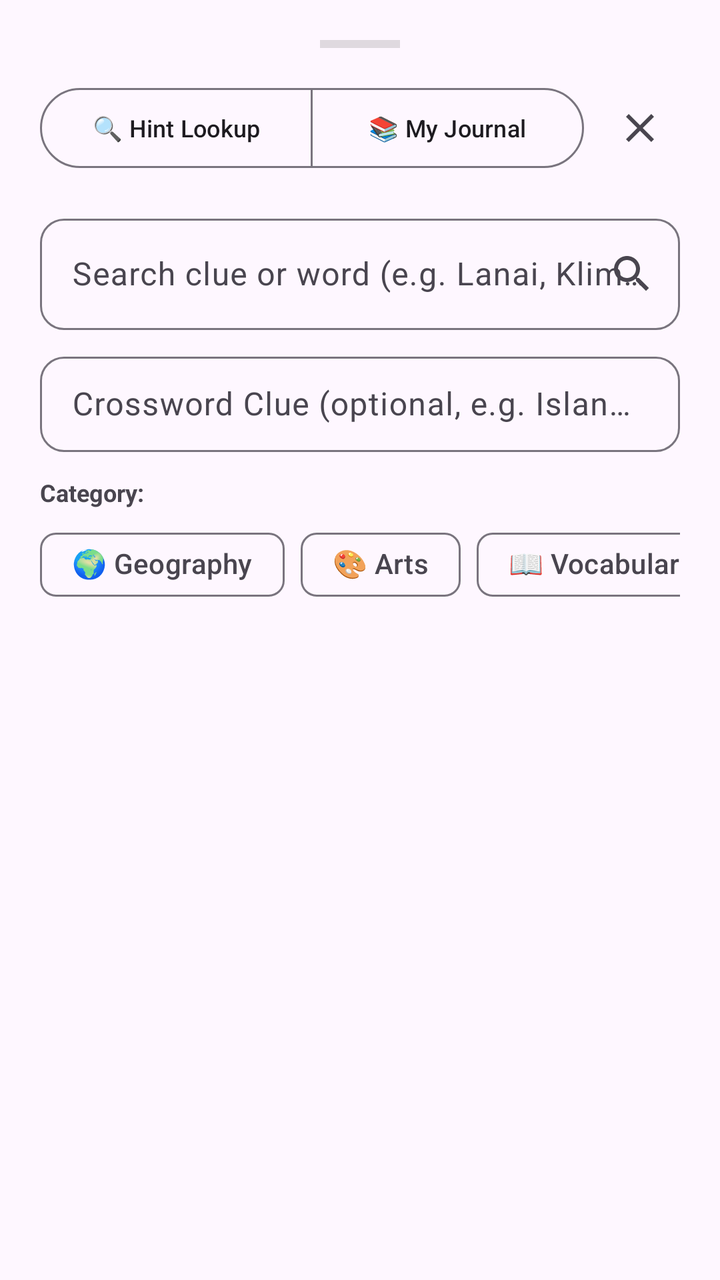
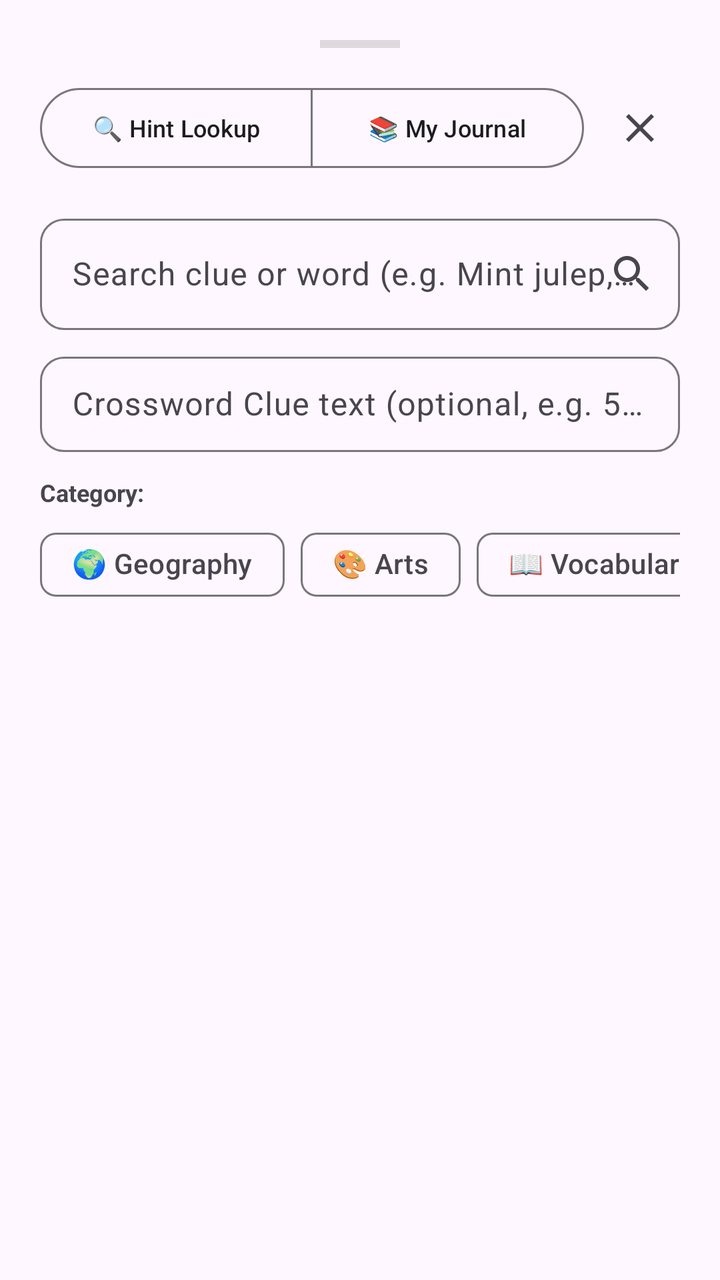

The first picture is an Android layout as it rendered before a commit; the second is the same layout after the commit. The layout source and the unified diff follow.
<!-- AndroidManifest.xml: application theme Theme.CrossWithFriends -->
<!-- res/layout/layout_hint_sheet.xml -->
<?xml version="1.0" encoding="utf-8"?>
<androidx.core.widget.NestedScrollView
    xmlns:android="http://schemas.android.com/apk/res/android"
    xmlns:app="http://schemas.android.com/apk/res-auto"
    android:layout_width="match_parent"
    android:layout_height="wrap_content"
    android:background="?android:attr/colorBackground"
    android:paddingBottom="32dp">

    <LinearLayout
        android:layout_width="match_parent"
        android:layout_height="wrap_content"
        android:orientation="vertical"
        android:padding="20dp">

        
        <View
            android:layout_width="40dp"
            android:layout_height="4dp"
            android:layout_gravity="center_horizontal"
            android:layout_marginBottom="16dp"
            android:background="#40808080" />

        
        <LinearLayout
            android:layout_width="match_parent"
            android:layout_height="wrap_content"
            android:orientation="horizontal"
            android:gravity="center_vertical">

            <com.google.android.material.button.MaterialButtonToggleGroup
                android:id="@+id/toggleTabs"
                android:layout_width="0dp"
                android:layout_height="wrap_content"
                android:layout_weight="1"
                app:singleSelection="true"
                app:selectionRequired="true">

                <com.google.android.material.button.MaterialButton
                    android:id="@+id/btnTabLookup"
                    style="?attr/materialButtonOutlinedStyle"
                    android:layout_width="0dp"
                    android:layout_height="wrap_content"
                    android:layout_weight="1"
                    android:text="🔍 Hint Lookup"
                    android:textSize="12sp" />

                <com.google.android.material.button.MaterialButton
                    android:id="@+id/btnTabJournal"
                    style="?attr/materialButtonOutlinedStyle"
                    android:layout_width="0dp"
                    android:layout_height="wrap_content"
                    android:layout_weight="1"
                    android:text="📚 My Journal"
                    android:textSize="12sp" />

            </com.google.android.material.button.MaterialButtonToggleGroup>

            <ImageButton
                android:id="@+id/btnCloseSheet"
                android:layout_width="40dp"
                android:layout_height="40dp"
                android:layout_marginStart="8dp"
                android:background="?attr/selectableItemBackgroundBorderless"
                android:contentDescription="Close"
                android:src="@drawable/ic_close" />

        </LinearLayout>

        
        <LinearLayout
            android:id="@+id/viewLookup"
            android:layout_width="match_parent"
            android:layout_height="wrap_content"
            android:orientation="vertical"
            android:layout_marginTop="16dp">

            
            <com.google.android.material.textfield.TextInputLayout
                android:id="@+id/tilQuery"
                style="@style/Widget.Material3.TextInputLayout.OutlinedBox"
                android:layout_width="match_parent"
                android:layout_height="wrap_content"
                android:hint="Search clue or word (e.g. Lanai, Klimt, Udon)..."
                app:endIconMode="custom"
                app:endIconDrawable="@drawable/ic_search"
                app:boxCornerRadiusTopStart="12dp"
                app:boxCornerRadiusTopEnd="12dp"
                app:boxCornerRadiusBottomStart="12dp"
                app:boxCornerRadiusBottomEnd="12dp">

                <com.google.android.material.textfield.TextInputEditText
                    android:id="@+id/etQuery"
                    android:layout_width="match_parent"
                    android:layout_height="wrap_content"
                    android:imeOptions="actionSearch"
                    android:inputType="textCapWords"
                    android:maxLines="1" />

            </com.google.android.material.textfield.TextInputLayout>

            
            <com.google.android.material.textfield.TextInputLayout
                style="@style/Widget.Material3.TextInputLayout.OutlinedBox.Dense"
                android:layout_width="match_parent"
                android:layout_height="wrap_content"
                android:layout_marginTop="8dp"
                android:hint="Crossword Clue (optional, e.g. Island west of Maui)"
                app:boxCornerRadiusTopStart="12dp"
                app:boxCornerRadiusTopEnd="12dp"
                app:boxCornerRadiusBottomStart="12dp"
                app:boxCornerRadiusBottomEnd="12dp">

                <com.google.android.material.textfield.TextInputEditText
                    android:id="@+id/etClue"
                    android:layout_width="match_parent"
                    android:layout_height="wrap_content"
                    android:inputType="textCapSentences"
                    android:maxLines="2" />

            </com.google.android.material.textfield.TextInputLayout>

            
            <TextView
                android:layout_width="wrap_content"
                android:layout_height="wrap_content"
                android:layout_marginTop="12dp"
                android:text="Category:"
                android:textSize="12sp"
                android:textStyle="bold"
                android:textColor="?android:attr/textColorSecondary" />

            <HorizontalScrollView
                android:layout_width="match_parent"
                android:layout_height="wrap_content"
                android:scrollbars="none"
                android:layout_marginTop="4dp">

                <com.google.android.material.chip.ChipGroup
                    android:id="@+id/chipGroupCategory"
                    android:layout_width="wrap_content"
                    android:layout_height="wrap_content"
                    app:singleSelection="true">

                    <com.google.android.material.chip.Chip
                        android:id="@+id/chipGeo"
                        style="@style/Widget.Material3.Chip.Filter"
                        android:layout_width="wrap_content"
                        android:layout_height="wrap_content"
                        android:text="🌍 Geography" />

                    <com.google.android.material.chip.Chip
                        android:id="@+id/chipArts"
                        style="@style/Widget.Material3.Chip.Filter"
                        android:layout_width="wrap_content"
                        android:layout_height="wrap_content"
                        android:text="🎨 Arts" />

                    <com.google.android.material.chip.Chip
                        android:id="@+id/chipVocab"
                        style="@style/Widget.Material3.Chip.Filter"
                        android:layout_width="wrap_content"
                        android:layout_height="wrap_content"
                        android:text="📖 Vocabulary" />

                    <com.google.android.material.chip.Chip
                        android:id="@+id/chipFood"
                        style="@style/Widget.Material3.Chip.Filter"
                        android:layout_width="wrap_content"
                        android:layout_height="wrap_content"
                        android:text="🍜 Food &amp; Drink" />

                    <com.google.android.material.chip.Chip
                        android:id="@+id/chipScience"
                        style="@style/Widget.Material3.Chip.Filter"
                        android:layout_width="wrap_content"
                        android:layout_height="wrap_content"
                        android:text="🧪 Science" />

                </com.google.android.material.chip.ChipGroup>
            </HorizontalScrollView>

            
            <ProgressBar
                android:id="@+id/progressLookup"
                android:layout_width="32dp"
                android:layout_height="32dp"
                android:layout_gravity="center_horizontal"
                android:layout_marginTop="16dp"
                android:visibility="gone" />

            
            <com.google.android.material.card.MaterialCardView
                android:id="@+id/cardResult"
                android:layout_width="match_parent"
                android:layout_height="wrap_content"
                android:layout_marginTop="14dp"
                android:visibility="gone"
                app:cardCornerRadius="14dp"
                app:cardElevation="3dp"
                app:strokeWidth="1dp"
                app:strokeColor="#20000000">

                <LinearLayout
                    android:layout_width="match_parent"
                    android:layout_height="wrap_content"
                    android:orientation="vertical"
                    android:padding="16dp">

                    <TextView
                        android:id="@+id/tvResultCategory"
                        android:layout_width="wrap_content"
                        android:layout_height="wrap_content"
                        android:text="🌍 Geography &amp; Places"
                        android:textSize="12sp"
                        android:textStyle="bold"
                        android:textColor="?attr/colorPrimary" />

                    <TextView
                        android:id="@+id/tvResultWord"
                        android:layout_width="wrap_content"
                        android:layout_height="wrap_content"
                        android:layout_marginTop="4dp"
                        android:text="LANAI"
                        android:textSize="20sp"
                        android:textStyle="bold"
                        android:textColor="?android:attr/textColorPrimary" />

                    <TextView
                        android:id="@+id/tvResultTrivia"
                        android:layout_width="match_parent"
                        android:layout_height="wrap_content"
                        android:layout_marginTop="10dp"
                        android:lineSpacingExtra="3dp"
                        android:text="Detailed trivia text..."
                        android:textSize="14sp"
                        android:textColor="?android:attr/textColorPrimary" />

                    <TextView
                        android:id="@+id/tvResultEtymology"
                        android:layout_width="match_parent"
                        android:layout_height="wrap_content"
                        android:layout_marginTop="8dp"
                        android:text="Etymology: ..."
                        android:textSize="12sp"
                        android:textColor="?android:attr/textColorSecondary" />

                    <TextView
                        android:id="@+id/tvResultExample"
                        android:layout_width="match_parent"
                        android:layout_height="wrap_content"
                        android:layout_marginTop="4dp"
                        android:text="Example: ..."
                        android:textSize="12sp"
                        android:textStyle="italic"
                        android:textColor="?android:attr/textColorSecondary" />

                    
                    <LinearLayout
                        android:layout_width="match_parent"
                        android:layout_height="wrap_content"
                        android:orientation="horizontal"
                        android:layout_marginTop="16dp">

                        <com.google.android.material.button.MaterialButton
                            android:id="@+id/btnSaveToJournal"
                            android:layout_width="0dp"
                            android:layout_height="wrap_content"
                            android:layout_weight="1"
                            android:text="💾 Save to Journal"
                            android:textSize="13sp"
                            app:cornerRadius="10dp" />

                        <com.google.android.material.button.MaterialButton
                            android:id="@+id/btnSyncDriveSingle"
                            style="?attr/materialButtonOutlinedStyle"
                            android:layout_width="wrap_content"
                            android:layout_height="wrap_content"
                            android:layout_marginStart="8dp"
                            android:text="☁️ Sync"
                            android:textSize="13sp"
                            app:cornerRadius="10dp" />

                    </LinearLayout>

                    <com.google.android.material.button.MaterialButton
                        android:id="@+id/btnGoogleSearch"
                        style="@style/Widget.Material3.Button.TextButton"
                        android:layout_width="match_parent"
                        android:layout_height="wrap_content"
                        android:layout_marginTop="4dp"
                        android:text="Search on Google for more..."
                        android:textSize="12sp" />

                </LinearLayout>

            </com.google.android.material.card.MaterialCardView>

        </LinearLayout>

        
        <LinearLayout
            android:id="@+id/viewJournal"
            android:layout_width="match_parent"
            android:layout_height="wrap_content"
            android:orientation="vertical"
            android:layout_marginTop="16dp"
            android:visibility="gone">

            <LinearLayout
                android:layout_width="match_parent"
                android:layout_height="wrap_content"
                android:orientation="horizontal"
                android:gravity="center_vertical">

                <TextView
                    android:id="@+id/tvJournalCount"
                    android:layout_width="0dp"
                    android:layout_height="wrap_content"
                    android:layout_weight="1"
                    android:text="Saved Learning Entries (0)"
                    android:textSize="14sp"
                    android:textStyle="bold"
                    android:textColor="?android:attr/textColorPrimary" />

                <com.google.android.material.button.MaterialButton
                    android:id="@+id/btnExportAllToDrive"
                    style="?attr/materialButtonOutlinedStyle"
                    android:layout_width="wrap_content"
                    android:layout_height="wrap_content"
                    android:text="☁️ Sync All to Google Drive"
                    android:textSize="11sp"
                    app:cornerRadius="8dp" />

            </LinearLayout>

            <TextView
                android:id="@+id/tvEmptyJournal"
                android:layout_width="match_parent"
                android:layout_height="wrap_content"
                android:layout_marginTop="32dp"
                android:gravity="center"
                android:text="No words saved yet.\nUse the Hint Lookup tab to search and save clues!"
                android:textSize="14sp"
                android:textColor="?android:attr/textColorSecondary" />

            
            <LinearLayout
                android:id="@+id/containerJournalEntries"
                android:layout_width="match_parent"
                android:layout_height="wrap_content"
                android:orientation="vertical"
                android:layout_marginTop="12dp" />

        </LinearLayout>

    </LinearLayout>

</androidx.core.widget.NestedScrollView>
<!-- resources referenced by this layout -->
<resources>
  <!-- drawable ic_close (drawable) -->
  <vector xmlns:android="http://schemas.android.com/apk/res/android"
      android:width="24dp"
      android:height="24dp"
      android:viewportWidth="24"
      android:viewportHeight="24">
      <path
          android:fillColor="?android:attr/textColorSecondary"
          android:pathData="M19,6.41L17.59,5 12,10.59 6.41,5 5,6.41 10.59,12 5,17.59 6.41,19 12,13.41 17.59,19 19,17.59 13.41,12z"/>
  </vector>
  <!-- drawable ic_search (drawable) -->
  <vector xmlns:android="http://schemas.android.com/apk/res/android"
      android:width="24dp"
      android:height="24dp"
      android:viewportWidth="24"
      android:viewportHeight="24">
      <path
          android:fillColor="?attr/colorPrimary"
          android:pathData="M15.5,14h-0.79l-0.28,-0.27C15.41,12.59 16,11.11 16,9.5 16,5.91 13.09,3 9.5,3S3,5.91 3,9.5 5.91,16 9.5,16c1.61,0 3.09,-0.59 4.23,-1.57l0.27,0.28v0.79l5,4.99L20.49,19l-4.99,-5zM9.5,14C7.01,14 5,11.99 5,9.5S7.01,5 9.5,5 14,7.01 14,9.5 11.99,14 9.5,14z"/>
  </vector>
  <style name="Theme.CrossWithFriends" parent="Theme.Material3.DayNight.NoActionBar">
          <item name="colorPrimary">@color/primary</item>
          <item name="colorOnPrimary">@android:color/white</item>
          <item name="colorSecondary">@color/accent</item>
          <item name="android:statusBarColor">@color/primary_dark</item>
          <item name="android:navigationBarColor">@color/surface_light</item>
          <item name="android:windowLightStatusBar" tools:targetApi="m">false</item>
          <item name="android:windowLightNavigationBar" tools:targetApi="o_mr1">true</item>
      </style>
  <color name="primary">#1976D2</color>
  <color name="accent">#FFB300</color>
  <color name="primary_dark">#1565C0</color>
  <color name="surface_light">#F5F5F5</color>
</resources>

<!-- the commit's change to res/layout/layout_hint_sheet.xml (unified diff, before → after) -->
@@ -5,7 +5,7 @@
     android:layout_width="match_parent"
     android:layout_height="wrap_content"
     android:background="?android:attr/colorBackground"
-    android:paddingBottom="32dp">
+    android:paddingBottom="36dp">
 
     <LinearLayout
         android:layout_width="match_parent"
@@ -81,7 +81,7 @@
                 style="@style/Widget.Material3.TextInputLayout.OutlinedBox"
                 android:layout_width="match_parent"
                 android:layout_height="wrap_content"
-                android:hint="Search clue or word (e.g. Lanai, Klimt, Udon)..."
+                android:hint="Search clue or word (e.g. Mint julep, Lanai, Klimt)..."
                 app:endIconMode="custom"
                 app:endIconDrawable="@drawable/ic_search"
                 app:boxCornerRadiusTopStart="12dp"
@@ -94,8 +94,8 @@
                     android:layout_width="match_parent"
                     android:layout_height="wrap_content"
                     android:imeOptions="actionSearch"
-                    android:inputType="textCapWords"
-                    android:maxLines="1" />
+                    android:inputType="textCapSentences"
+                    android:maxLines="2" />
 
             </com.google.android.material.textfield.TextInputLayout>
 
@@ -105,7 +105,7 @@
                 android:layout_width="match_parent"
                 android:layout_height="wrap_content"
                 android:layout_marginTop="8dp"
-                android:hint="Crossword Clue (optional, e.g. Island west of Maui)"
+                android:hint="Crossword Clue text (optional, e.g. 5A Rodent and Ant...)"
                 app:boxCornerRadiusTopStart="12dp"
                 app:boxCornerRadiusTopEnd="12dp"
                 app:boxCornerRadiusBottomStart="12dp"
@@ -221,7 +221,7 @@
                         android:layout_width="wrap_content"
                         android:layout_height="wrap_content"
                         android:layout_marginTop="4dp"
-                        android:text="LANAI"
+                        android:text="MINT JULEP"
                         android:textSize="20sp"
                         android:textStyle="bold"
                         android:textColor="?android:attr/textColorPrimary" />
@@ -277,7 +277,7 @@
                             android:layout_width="wrap_content"
                             android:layout_height="wrap_content"
                             android:layout_marginStart="8dp"
-                            android:text="☁️ Sync"
+                            android:text="☁️ Sync Doc"
                             android:textSize="13sp"
                             app:cornerRadius="10dp" />
 
@@ -328,9 +328,18 @@
                     style="?attr/materialButtonOutlinedStyle"
                     android:layout_width="wrap_content"
                     android:layout_height="wrap_content"
-                    android:text="☁️ Sync All to Google Drive"
+                    android:text="☁️ Sync All"
                     android:textSize="11sp"
                     app:cornerRadius="8dp" />
+
+                <ImageButton
+                    android:id="@+id/btnWebhookSettings"
+                    android:layout_width="36dp"
+                    android:layout_height="36dp"
+                    android:layout_marginStart="4dp"
+                    android:background="?attr/selectableItemBackgroundBorderless"
+                    android:contentDescription="Doc Sync Settings"
+                    android:src="@drawable/ic_journal" />
 
             </LinearLayout>
 
<!-- resource entries referenced after the edit -->
@@ -9,6 +9,16 @@
       <path
           android:fillColor="?android:attr/textColorSecondary"
           android:pathData="M19,6.41L17.59,5 12,10.59 6.41,5 5,6.41 10.59,12 5,17.59 6.41,19 12,13.41 17.59,19 19,17.59 13.41,12z"/>
+  </vector>
+  <!-- drawable ic_journal (drawable) -->
+  <vector xmlns:android="http://schemas.android.com/apk/res/android"
+      android:width="24dp"
+      android:height="24dp"
+      android:viewportWidth="24"
+      android:viewportHeight="24">
+      <path
+          android:fillColor="?attr/colorPrimary"
+          android:pathData="M18,2L6,2c-1.1,0 -2,0.9 -2,2v16c0,1.1 0.9,2 2,2h12c1.1,0 2,-0.9 2,-2L20,4c0,-1.1 -0.9,-2 -2,-2zM6,4h5v8l-2.5,-1.5L6,12L6,4z"/>
   </vector>
   <!-- drawable ic_search (drawable) -->
   <vector xmlns:android="http://schemas.android.com/apk/res/android"
